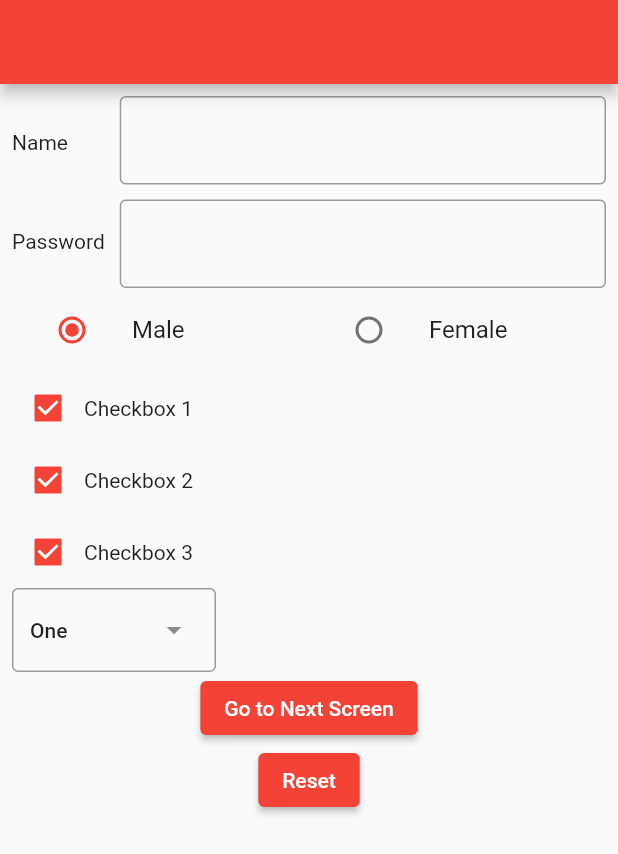
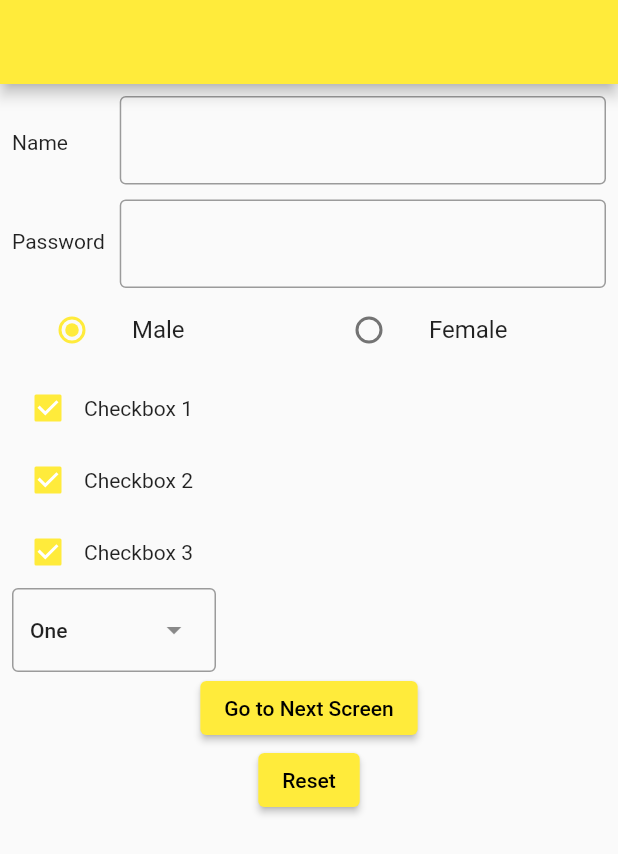
Before and after one commit to devatulparmar/batch6pm, a Flutter app: the screen it shows after launch, on a phone screen of 412 x 824 dp. Shown: the top 854 px of the screen. Run offline on Flutter 3.47's test engine with Material 2 defaults, Android fonts, the phone set to English and light mode, and no system bars.

Commit message:
added new theme color

```diff
--- a/lib/main.dart
+++ b/lib/main.dart
@@ -13,7 +13,7 @@ class MyApp extends StatelessWidget {
     return MaterialApp(
       title: 'Flutter Demo',
       theme: ThemeData(
-        primarySwatch: Colors.red,
+        primarySwatch: Colors.yellow,
       ),
       home: const March12Test(),
     );
```
